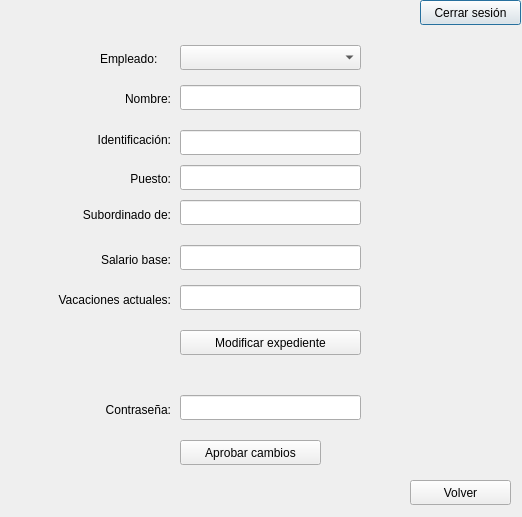
Before: the Qt Designer form Interfaz/modify_user.ui in Los-Pollitos/PI-Redes-Sistemas-Operativos, drawn with Qt 5.
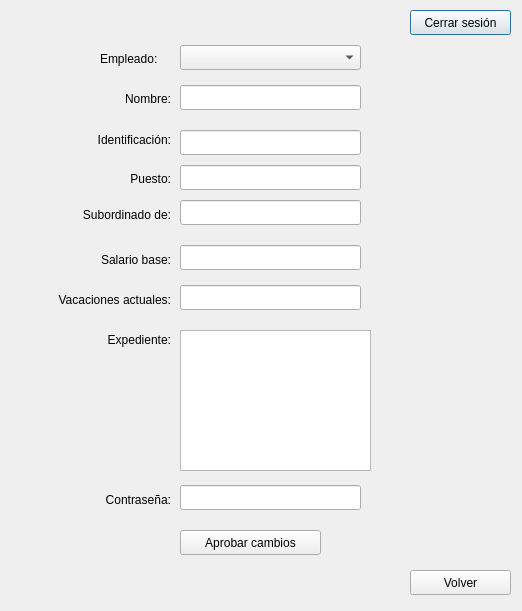
After: the same form once the commit is applied.

Commit message: modify user permite cambiar información con base en la contraseña del usuario

What changed in the file:
```diff
--- a/Interfaz/modify_user.ui
+++ b/Interfaz/modify_user.ui
@@ -7,7 +7,7 @@
     <x>0</x>
     <y>0</y>
     <width>522</width>
-    <height>517</height>
+    <height>611</height>
    </rect>
   </property>
   <property name="windowTitle">
@@ -16,8 +16,8 @@
   <widget class="QPushButton" name="close_session">
    <property name="geometry">
     <rect>
-     <x>420</x>
-     <y>0</y>
+     <x>410</x>
+     <y>10</y>
      <width>101</width>
      <height>25</height>
     </rect>
@@ -30,7 +30,7 @@
    <property name="geometry">
     <rect>
      <x>410</x>
-     <y>480</y>
+     <y>570</y>
      <width>101</width>
      <height>25</height>
     </rect>
@@ -215,7 +215,7 @@
    <property name="geometry">
     <rect>
      <x>180</x>
-     <y>395</y>
+     <y>485</y>
      <width>181</width>
      <height>25</height>
     </rect>
@@ -231,7 +231,7 @@
    <property name="geometry">
     <rect>
      <x>50</x>
-     <y>400</y>
+     <y>490</y>
      <width>121</width>
      <height>20</height>
     </rect>
@@ -247,7 +247,7 @@
    <property name="geometry">
     <rect>
      <x>180</x>
-     <y>440</y>
+     <y>530</y>
      <width>141</width>
      <height>25</height>
     </rect>
@@ -266,17 +266,30 @@
     </rect>
    </property>
   </widget>
-  <widget class="QPushButton" name="record">
+  <widget class="QLabel" name="l_record">
    <property name="geometry">
     <rect>
-     <x>180</x>
+     <x>30</x>
      <y>330</y>
-     <width>181</width>
-     <height>25</height>
+     <width>141</width>
+     <height>20</height>
     </rect>
    </property>
    <property name="text">
-    <string>Modificar expediente</string>
+    <string>Expediente:</string>
+   </property>
+   <property name="alignment">
+    <set>Qt::AlignRight|Qt::AlignTrailing|Qt::AlignVCenter</set>
+   </property>
+  </widget>
+  <widget class="QPlainTextEdit" name="record">
+   <property name="geometry">
+    <rect>
+     <x>180</x>
+     <y>330</y>
+     <width>191</width>
+     <height>141</height>
+    </rect>
    </property>
   </widget>
  </widget>
```
The commit also changes 5 other files.
